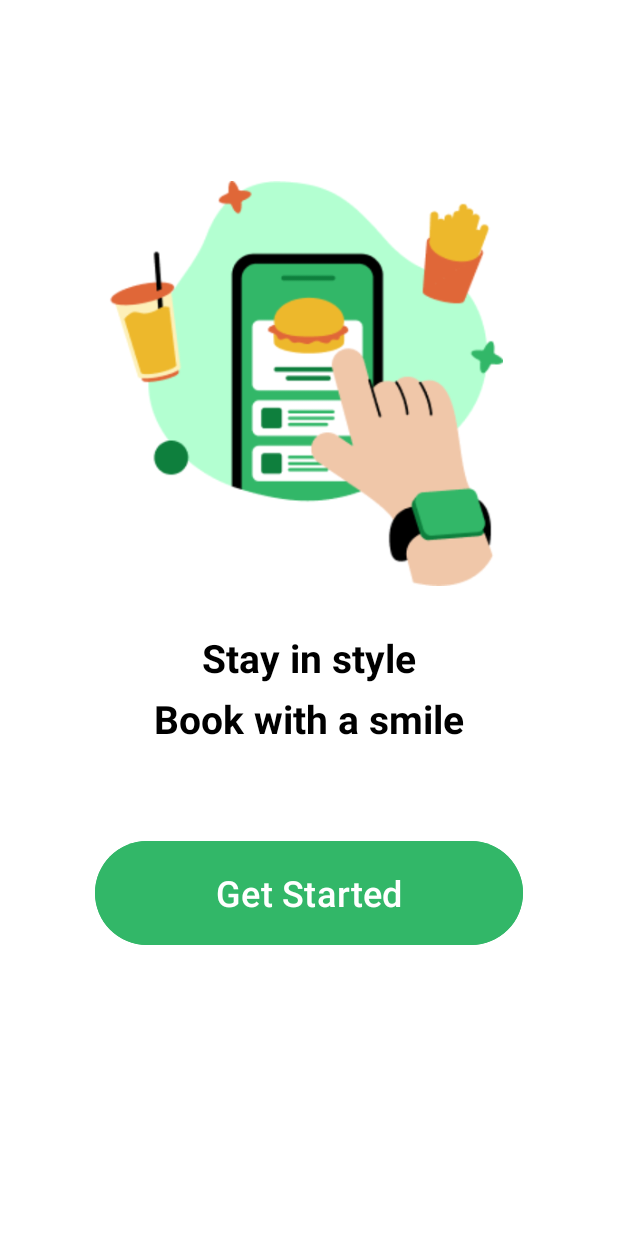
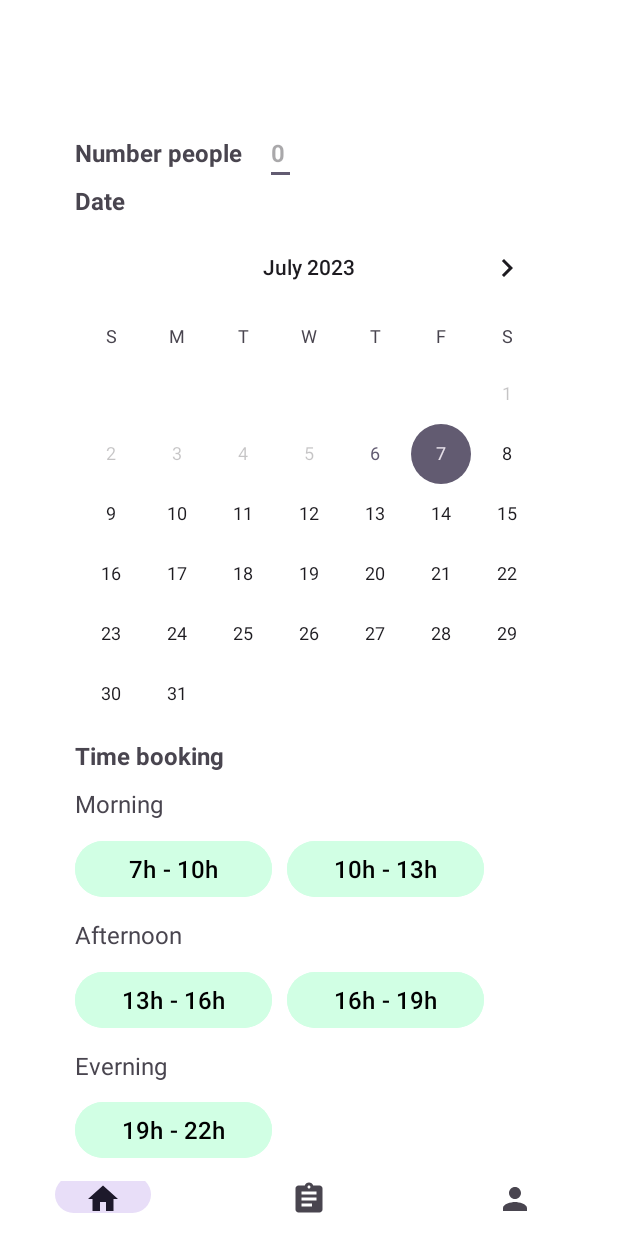
Before and after one commit to ReservationRestautant/ReservationRestautantApp, an Android app: the screen it shows after launch (OnBoard before the commit, Booking after it), on a phone screen of 412 x 824 dp. Run offline under Robolectric (Android 15) with nearby library versions, the phone set to English and light mode, and no system bars.

Commit message:
fix UI booking, work deep in booking screen to get datat call api

```diff
--- a/app/src/main/java/com/swd392/reservationrestautantapp/BookingDetailUser.java
+++ b/app/src/main/java/com/swd392/reservationrestautantapp/BookingDetailUser.java
@@ -25,7 +25,8 @@ public class BookingDetailUser extends AppCompatActivity {
 
         findbyIdEle();
 
-        //get reservation
+        //get reservation from api
+        //test fake data
         Reservation reservation =new Reservation();
         reservation.setStartTime(new Time(7, 0, 0));
         reservation.setEndTime(new Time(10, 0, 0));
@@ -46,6 +47,7 @@ public class BookingDetailUser extends AppCompatActivity {
         userSystem.setPhone("0984736526");
         reservation.setUserSysterm(userSystem);
 
+        //set data to screen
         tvphoneUser.setText(reservation.getUserSysterm().getPhone());
         tvnameUser.setText(reservation.getUserSysterm().getName());
         tvPeople.setText(reservation.getNumber_guest() + "");
--- a/app/src/main/res/layout/activity_booking.xml
+++ b/app/src/main/res/layout/activity_booking.xml
@@ -1,5 +1,5 @@
 <?xml version="1.0" encoding="utf-8"?>
-<RelativeLayout xmlns:android="http://schemas.android.com/apk/res/android"
+<LinearLayout xmlns:android="http://schemas.android.com/apk/res/android"
     xmlns:app="http://schemas.android.com/apk/res-auto"
     xmlns:tools="http://schemas.android.com/tools"
     android:layout_width="match_parent"
@@ -8,6 +8,16 @@
     android:background="@color/white"
     tools:context=".Booking">
 
+    <ScrollView
+        android:layout_width="match_parent"
+        android:layout_height="0dp"
+        android:layout_weight="16">
+        <RelativeLayout
+            android:layout_width="match_parent"
+            android:layout_height="wrap_content">
+                <RelativeLayout
+                    android:layout_width="match_parent"
+                    android:layout_height="wrap_content">
                     <TextView
                         android:id="@+id/Bookingblank"
                         android:layout_width="wrap_content"
@@ -25,7 +35,7 @@
                         android:layout_height="wrap_content"
                         android:layout_below="@+id/Bookingblank"
                         android:text="Number people"
-        android:textSize="25sp"
+                        android:textSize="16dp"
                         android:textStyle="bold"
                         android:layout_marginTop="10dp"
                         android:layout_marginLeft="50dp"/>
@@ -36,58 +46,75 @@
                         android:layout_height="wrap_content"
                         android:layout_toRightOf="@+id/textview1"
                         android:layout_below="@+id/Bookingblank"
-        android:hint="num"
+                        android:hint="0"
                         android:textStyle="bold"
-        android:textSize="25dp"
+                        android:textSize="16dp"
                         android:textColor="@color/black"
-        android:layout_marginTop="10dp"
                         android:layout_marginLeft="15dp"/>
 
                     <TextView
-        android:id="@+id/textview2"
+                        android:id="@+id/textviewdate"
                         android:layout_width="wrap_content"
                         android:layout_height="wrap_content"
                         android:layout_below="@+id/textview1"
-        android:text="Tody (dd/mm/yyyy)"
-        android:textSize="25sp"
+                        android:text="Date"
+                        android:textSize="16dp"
                         android:textStyle="bold"
-        android:layout_marginTop="30dp"
+                        android:layout_marginTop="10dp"
                         android:layout_marginLeft="50dp"/>
+
+                    <CalendarView
+                        android:id="@+id/calendarView"
+                        android:layout_width="wrap_content"
+                        android:layout_height="wrap_content"
+                        android:layout_below="@+id/textviewdate"
+                        android:layout_centerHorizontal="true"/>
+
+                    <TextView
+                        android:id="@+id/textviewtimebooking"
+                        android:layout_width="wrap_content"
+                        android:layout_height="wrap_content"
+                        android:layout_below="@+id/calendarView"
+                        android:text="Time booking"
+                        android:textSize="16dp"
+                        android:layout_marginTop="10dp"
+                        android:layout_marginLeft="50dp"
+                        android:textStyle="bold"/>
 
                     <TextView
                         android:id="@+id/textview3"
                         android:layout_width="wrap_content"
                         android:layout_height="wrap_content"
-        android:layout_below="@+id/textview2"
+                        android:layout_below="@+id/textviewtimebooking"
                         android:text="Morning"
-        android:textSize="20sp"
+                        android:textSize="16dp"
                         android:layout_marginTop="10dp"
                         android:layout_marginLeft="50dp"/>
 
                     <Button
                         android:id="@+id/buttonBooking710"
-        android:layout_width="160dp"
-        android:layout_height="77dp"
+                        android:layout_width="131dp"
+                        android:layout_height="45dp"
                         android:layout_below="@id/textview3"
                         android:layout_marginLeft="50dp"
                         android:layout_marginTop="10dp"
-        android:backgroundTint="#8BFA70"
+                        android:backgroundTint="#D1FFE4"
                         android:text="7h - 10h"
                         android:textColor="@color/black"
-        android:textSize="24sp" />
+                        android:textSize="16dp" />
 
                     <Button
                         android:id="@+id/buttonBooking1013"
-        android:layout_width="160dp"
-        android:layout_height="77dp"
+                        android:layout_width="131dp"
+                        android:layout_height="45dp"
                         android:layout_below="@id/textview3"
                         android:layout_toRightOf="@+id/buttonBooking710"
                         android:layout_marginLeft="10dp"
                         android:layout_marginTop="10dp"
-        android:backgroundTint="#8BFA70"
+                        android:backgroundTint="#D1FFE4"
                         android:text="10h - 13h"
                         android:textColor="@color/black"
-        android:textSize="24sp" />
+                        android:textSize="16dp" />
 
                     <TextView
                         android:id="@+id/textview4"
@@ -95,34 +122,34 @@
                         android:layout_height="wrap_content"
                         android:layout_below="@+id/buttonBooking710"
                         android:text="Afternoon"
-        android:textSize="20sp"
+                        android:textSize="16dp"
                         android:layout_marginTop="10dp"
                         android:layout_marginLeft="50dp"/>
 
                     <Button
                         android:id="@+id/buttonBooking1316"
-        android:layout_width="160dp"
-        android:layout_height="77dp"
+                        android:layout_width="131dp"
+                        android:layout_height="45dp"
                         android:layout_below="@id/textview4"
                         android:layout_marginLeft="50dp"
                         android:layout_marginTop="10dp"
-        android:backgroundTint="#8BFA70"
+                        android:backgroundTint="#D1FFE4"
                         android:text="13h - 16h"
                         android:textColor="@color/black"
-        android:textSize="24sp" />
+                        android:textSize="16dp" />
 
                     <Button
                         android:id="@+id/buttonBooking1619"
-        android:layout_width="160dp"
-        android:layout_height="77dp"
+                        android:layout_width="131dp"
+                        android:layout_height="45dp"
                         android:layout_below="@id/textview4"
                         android:layout_toRightOf="@+id/buttonBooking1316"
                         android:layout_marginLeft="10dp"
                         android:layout_marginTop="10dp"
-        android:backgroundTint="#8BFA70"
+                        android:backgroundTint="#D1FFE4"
                         android:text="16h - 19h"
                         android:textColor="@color/black"
-        android:textSize="24sp" />
+                        android:textSize="16dp" />
 
                     <TextView
                         android:id="@+id/textview5"
@@ -130,21 +157,21 @@
                         android:layout_height="wrap_content"
                         android:layout_below="@+id/buttonBooking1316"
                         android:text="Everning"
-        android:textSize="20sp"
+                        android:textSize="16dp"
                         android:layout_marginTop="10dp"
                         android:layout_marginLeft="50dp"/>
 
                     <Button
                         android:id="@+id/buttonBooking1922"
-        android:layout_width="160dp"
-        android:layout_height="77dp"
+                        android:layout_width="131dp"
+                        android:layout_height="45dp"
                         android:layout_below="@id/textview5"
                         android:layout_marginLeft="50dp"
-        android:layout_marginTop="10dp"
-        android:backgroundTint="#8BFA70"
+                        android:layout_marginTop="9dp"
+                        android:backgroundTint="#D1FFE4"
                         android:text="19h - 22h"
                         android:textColor="@color/black"
-        android:textSize="24sp"/>
+                        android:textSize="16dp" />
 
                     <Button
                         android:id="@+id/buttonBooking"
@@ -157,13 +184,16 @@
                         android:text="Booking"
                         android:textSize="24sp"/>
 
+                </RelativeLayout>
+        </RelativeLayout>
+    </ScrollView>
     <com.google.android.material.bottomnavigation.BottomNavigationView
         android:layout_width="match_parent"
-        android:layout_height="50dp"
+        android:layout_height="0dp"
+        android:layout_weight="1"
         android:id="@+id/bottom_nav"
         app:menu="@menu/menu_botton_nav"
         android:layout_alignParentBottom="true"
         android:background="#ffffff"
         />
-
-</RelativeLayout>
+</LinearLayout>
```
Also changed, not shown: app/src/main/AndroidManifest.xml (+17 -18 lines), app/src/main/java/com/swd392/reservationrestautantapp/Booking.java (+235 -9 lines), app/src/main/java/com/swd392/reservationrestautantapp/Booking2.java (+93 -0 lines), app/src/main/java/com/swd392/reservationrestautantapp/TestTime.java (added, +37 -0 lines), app/src/main/java/com/swd392/reservationrestautantapp/model/ReservationDTO.java (added, +83 -0 lines), app/src/main/res/layout/activity_booking2.xml (+24 -9 lines), app/src/main/res/layout/activity_test_time.xml (added, +17 -0 lines). Lines whose indentation alone changed are shown as unchanged.
